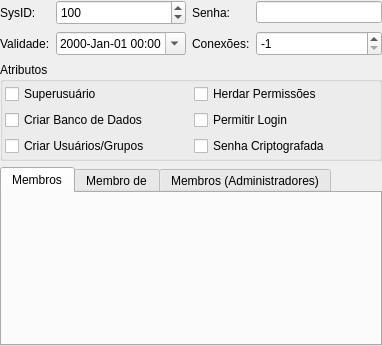
First picture: the form in pgmodeler_ui/ui/papelwidget.ui, repository erdincay/pgmodeler-old, before the edit.
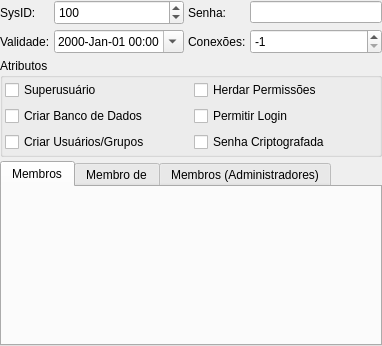
Second picture: the form after the edit.

What changed in the file:
```diff
--- a/pgmodeler_ui/ui/papelwidget.ui
+++ b/pgmodeler_ui/ui/papelwidget.ui
@@ -23,6 +23,9 @@
    <property name="margin">
     <number>0</number>
    </property>
+   <property name="spacing">
+    <number>4</number>
+   </property>
    <item row="0" column="0">
     <widget class="QLabel" name="sysid_lbl">
      <property name="text">
```
Left out of the diff: 5 changed lines with no effect on the pictures.
